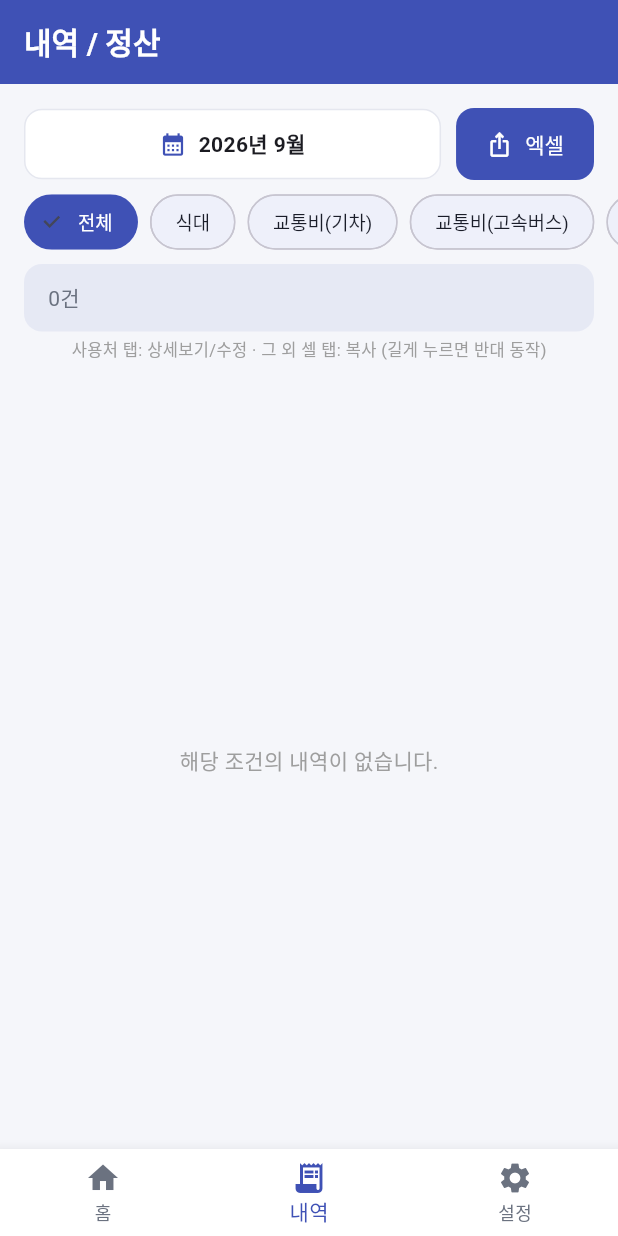
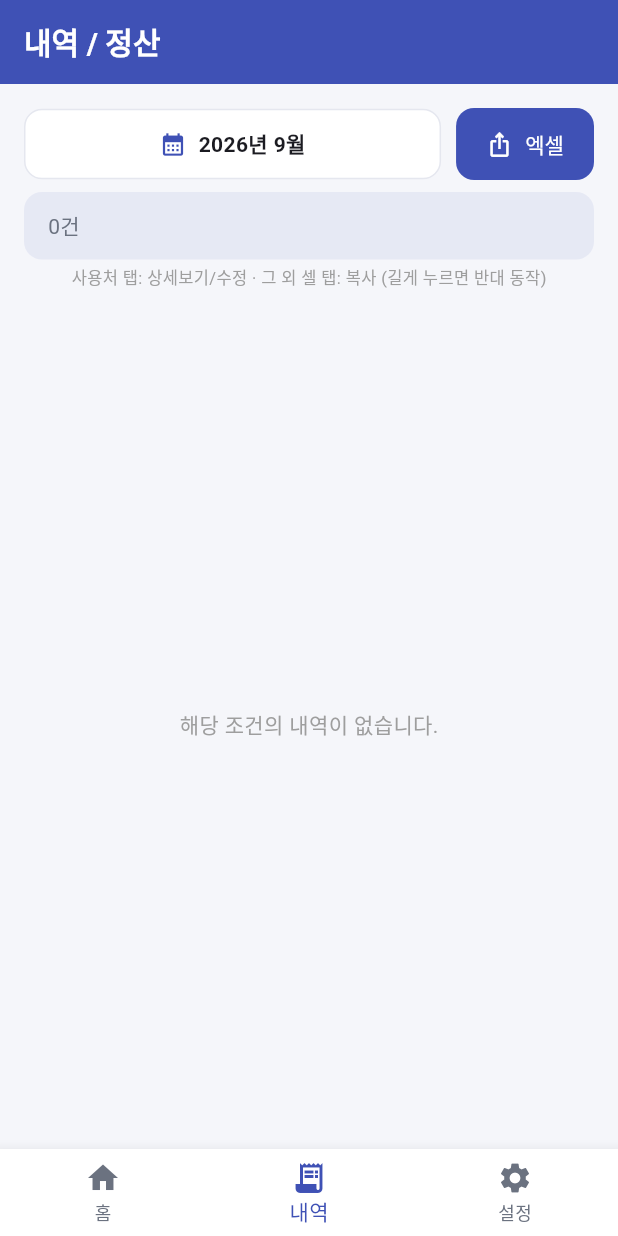
Before and after one commit to sweatmoon/creditcard-management, a Flutter app: the screen it shows after launch, item 2 of the bottom bar chosen, on a phone screen of 412 x 824 dp. Run offline on Flutter 3.47's test engine with Material 3 defaults, Android fonts, the phone set to English and light mode, and no system bars; missing offline and left inert: excel, file_saver; network calls fail.

Commit message:
remove: 내역 화면의 계정과목 필터 칩 제거
- 계정과목별 필터링이 불필요하다는 요청에 따라 '전체/식대/교통비...'
  필터 칩 행과 관련 상태(_categoryFilter)/헬퍼(_filterChip) 제거

```diff
--- a/lib/screens/history_screen.dart
+++ b/lib/screens/history_screen.dart
@@ -5,7 +5,6 @@ import 'package:provider/provider.dart';
 import '../models/transaction.dart';
 import '../providers/transaction_provider.dart';
 import '../services/export_service.dart';
-import '../utils/constants.dart';
 import '../utils/formatters.dart';
 import '../utils/theme.dart';
 import 'transaction_detail_screen.dart';
@@ -20,7 +19,6 @@ class HistoryScreen extends StatefulWidget {
 
 class _HistoryScreenState extends State<HistoryScreen> {
   DateTime _selectedMonth = DateTime(DateTime.now().year, DateTime.now().month);
-  String? _categoryFilter;
   bool _exporting = false;
 
   // 표 컬럼 폭 (헤더/데이터 행 공통으로 사용)
@@ -44,9 +42,6 @@ class _HistoryScreenState extends State<HistoryScreen> {
       _selectedMonth.year,
       _selectedMonth.month,
     );
-    if (_categoryFilter != null) {
-      list = list.where((t) => t.category == _categoryFilter).toList();
-    }
     // 날짜/시간 오름차순(과거 -> 최근) 정렬
     list.sort((a, b) => a.dateTime.compareTo(b.dateTime));
     return list;
@@ -296,18 +291,6 @@ class _HistoryScreenState extends State<HistoryScreen> {
                 ],
               ),
             ),
-            SizedBox(
-              height: 40,
-              child: ListView(
-                scrollDirection: Axis.horizontal,
-                padding: const EdgeInsets.symmetric(horizontal: 16),
-                children: [
-                  _filterChip('전체', null),
-                  ...kCategories.map((c) => _filterChip(c, c)),
-                ],
-              ),
-            ),
-            const SizedBox(height: 8),
             Container(
               width: double.infinity,
               margin: const EdgeInsets.symmetric(horizontal: 16),
@@ -575,19 +558,4 @@ class _HistoryScreenState extends State<HistoryScreen> {
     );
   }
 
-  Widget _filterChip(String label, String? value) {
-    final selected = _categoryFilter == value;
-    return Padding(
-      padding: const EdgeInsets.only(right: 8),
-      child: ChoiceChip(
-        label: Text(label, style: const TextStyle(fontSize: 12.5)),
-        selected: selected,
-        onSelected: (_) => setState(() => _categoryFilter = value),
-        selectedColor: AppTheme.primary,
-        labelStyle: TextStyle(
-          color: selected ? Colors.white : AppTheme.textPrimary,
-        ),
-      ),
-    );
-  }
 }
```
